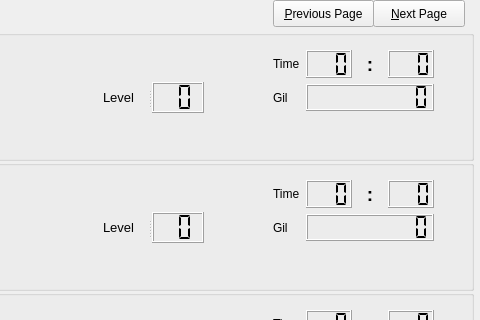
This is slotselect.ui in sithlord48/blackchocobo as Qt 5 draws it before an edit; both pictures show x 187 to 667 and y 0 to 320 of the 667 by 427 pixel window. The edited form follows.
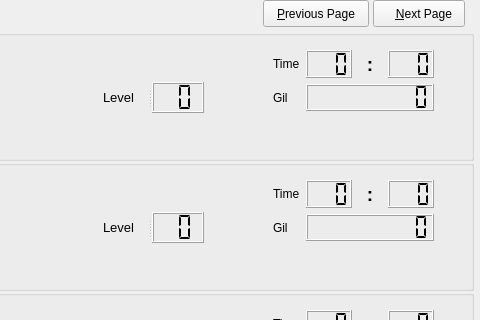
This is the edited form. Icons and pictures are not drawn.

Commit message: perv/next icons for buttons

The edit to the form file:
```diff
--- a/slotselect.ui
+++ b/slotselect.ui
@@ -3879,16 +3879,23 @@
      <height>27</height>
     </rect>
    </property>
+   <property name="layoutDirection">
+    <enum>Qt::RightToLeft</enum>
+   </property>
    <property name="text">
-    <string>&amp;Next Page</string>
+    <string>   &amp;Next Page</string>
+   </property>
+   <property name="icon">
+    <iconset resource="images.qrc">
+     <normaloff>:/icon/next</normaloff>:/icon/next</iconset>
    </property>
   </widget>
   <widget class="QPushButton" name="btn_prev">
    <property name="geometry">
     <rect>
-     <x>460</x>
+     <x>450</x>
      <y>0</y>
-     <width>101</width>
+     <width>106</width>
      <height>27</height>
     </rect>
    </property>
```
Left out of the diff: 8 changed lines with no effect on the pictures.
